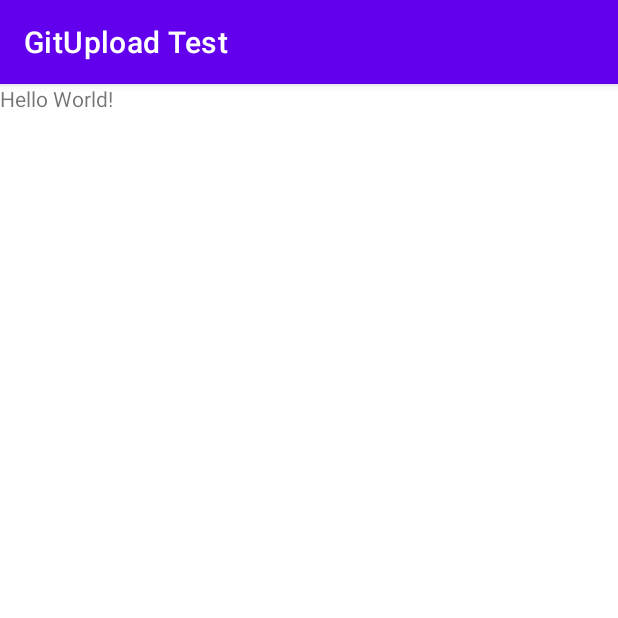
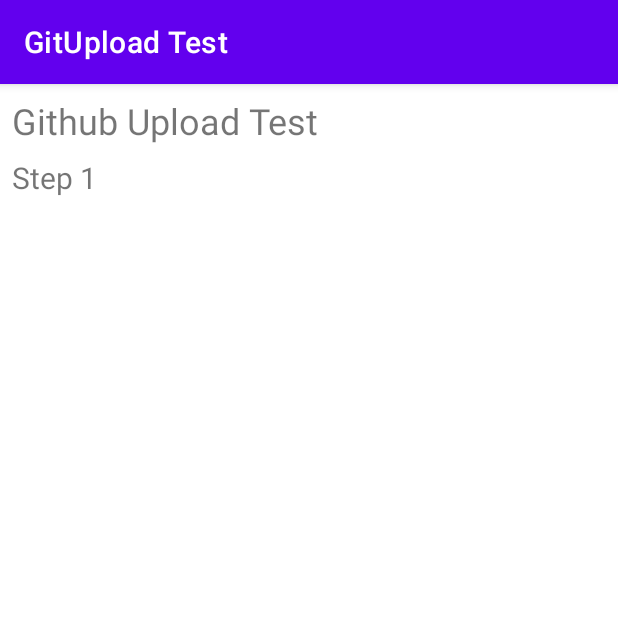
Before and after one commit to erleed/GitUploadTest, an Android app: the screen it shows after launch (MainActivity), on a phone screen of 412 x 824 dp, the top half of it. Run offline under Robolectric (Android 15) with nearby library versions, the phone set to English and light mode, and no system bars.

Commit message:
Added "Step 1" Text view

```diff
--- a/app/src/main/res/layout/activity_main.xml
+++ b/app/src/main/res/layout/activity_main.xml
@@ -4,11 +4,25 @@
     xmlns:tools="http://schemas.android.com/tools"
     android:layout_width="match_parent"
     android:layout_height="match_parent"
-    tools:context=".MainActivity">
+    tools:context=".MainActivity"
+    android:orientation="vertical">
 
     <TextView
         android:layout_width="wrap_content"
         android:layout_height="wrap_content"
-        android:text="Hello World!"
+        android:text="Github Upload Test"
+        android:textSize="24sp"
+        android:layout_marginTop="8dp"
+        android:layout_marginLeft="8dp"
+
         />
+    <TextView
+        android:layout_width="wrap_content"
+        android:layout_height="wrap_content"
+        android:text="Step 1"
+        android:textSize="20sp"
+        android:layout_marginTop="8dp"
+        android:layout_marginLeft="8dp"
+        />
+
 </LinearLayout>
```
Also changed, not shown: 2 other files.
